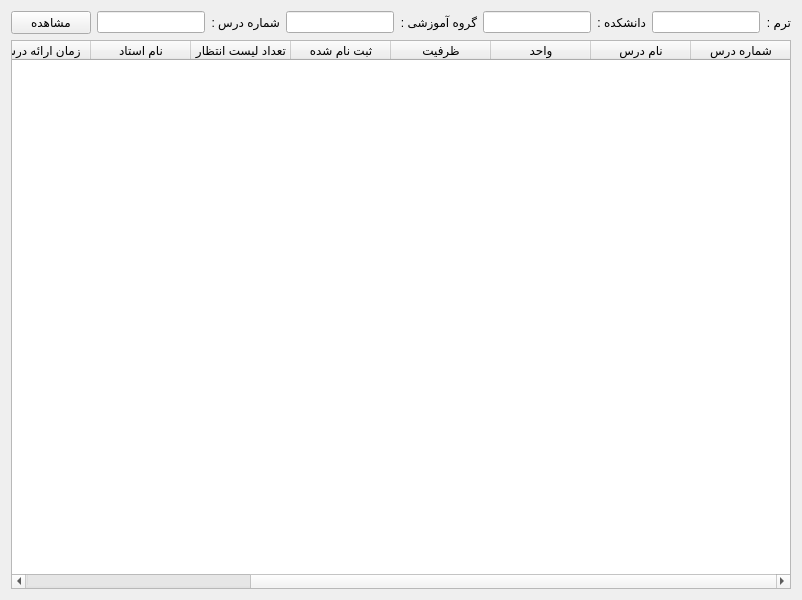
Old version of the form students/presentedcoursesform.ui in the repository svasighi/UMIS.
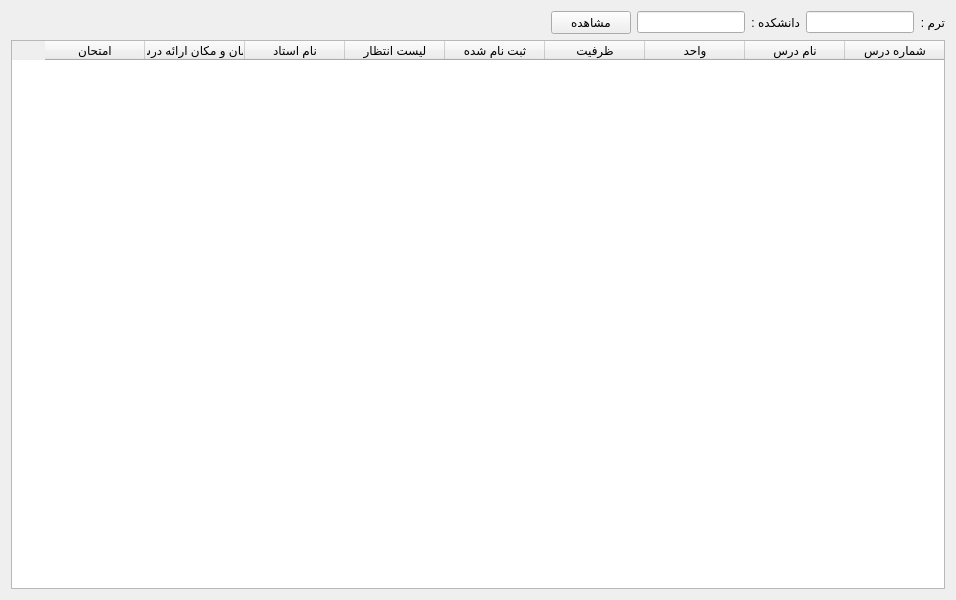
New version of the form.

Patch:
```diff
--- a/students/presentedcoursesform.ui
+++ b/students/presentedcoursesform.ui
@@ -6,7 +6,7 @@
    <rect>
     <x>0</x>
     <y>0</y>
-    <width>800</width>
+    <width>956</width>
     <height>600</height>
    </rect>
   </property>
@@ -61,46 +61,6 @@
          </property>
         </widget>
        </item>
-       <item>
-        <widget class="QLabel" name="L_GroupCode">
-         <property name="text">
-          <string>گروه آموزشی :</string>
-         </property>
-         <property name="buddy">
-          <cstring>LE_GroupCode</cstring>
-         </property>
-        </widget>
-       </item>
-       <item>
-        <widget class="QLineEdit" name="LE_GroupCode">
-         <property name="sizePolicy">
-          <sizepolicy hsizetype="Fixed" vsizetype="Fixed">
-           <horstretch>0</horstretch>
-           <verstretch>0</verstretch>
-          </sizepolicy>
-         </property>
-        </widget>
-       </item>
-       <item>
-        <widget class="QLabel" name="L_CourseCode">
-         <property name="text">
-          <string>شماره درس :</string>
-         </property>
-         <property name="buddy">
-          <cstring>LE_CourseCode</cstring>
-         </property>
-        </widget>
-       </item>
-       <item>
-        <widget class="QLineEdit" name="LE_CourseCode">
-         <property name="sizePolicy">
-          <sizepolicy hsizetype="Fixed" vsizetype="Fixed">
-           <horstretch>0</horstretch>
-           <verstretch>0</verstretch>
-          </sizepolicy>
-         </property>
-        </widget>
-       </item>
        <item>
         <widget class="QPushButton" name="PB_ShowResult">
          <property name="text">
@@ -161,7 +121,7 @@
        </column>
        <column>
         <property name="text">
-         <string>تعداد لیست انتظار</string>
+         <string>لیست انتظار</string>
         </property>
        </column>
        <column>
@@ -171,12 +131,7 @@
        </column>
        <column>
         <property name="text">
-         <string>زمان ارائه درس</string>
-        </property>
-       </column>
-       <column>
-        <property name="text">
-         <string>مکان ارائه درس</string>
+         <string>زمان و مکان ارائه درس</string>
         </property>
        </column>
        <column>
```
Left out of the diff: 2 changed lines with no effect on the pictures.
